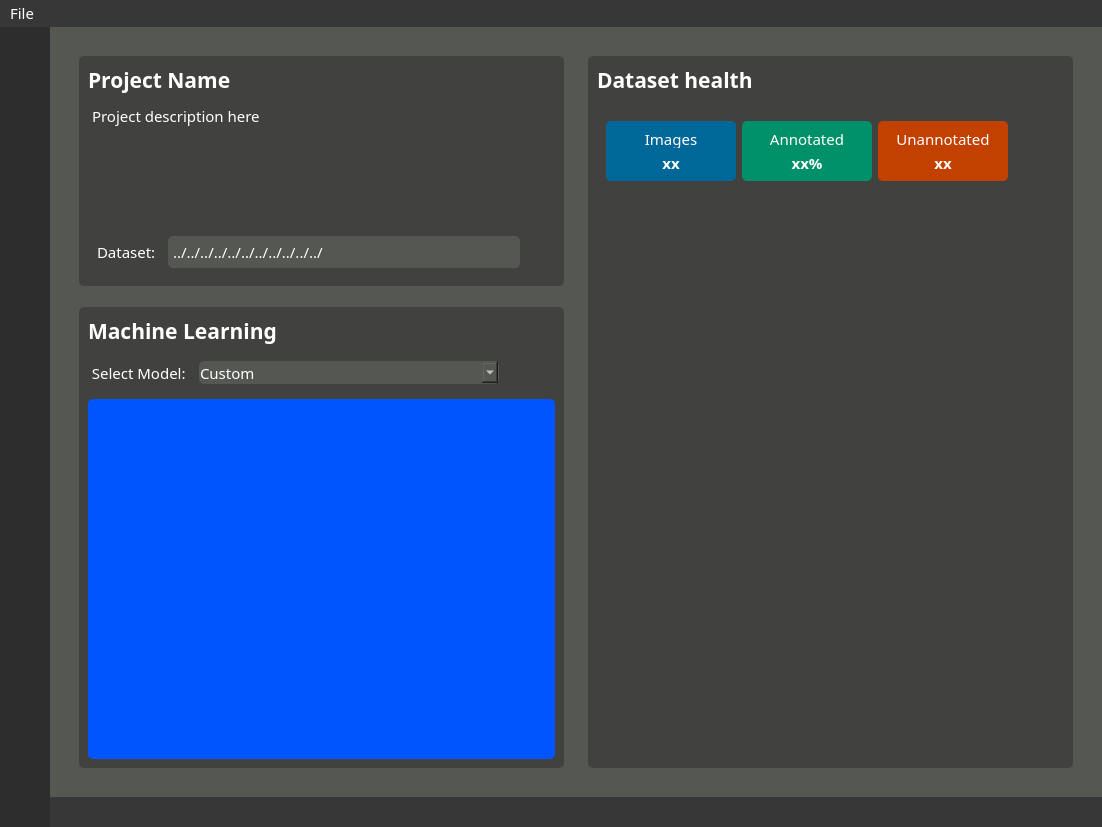
First picture: the form in yoloAnt.ui, repository Lachie1011/YoloAnt, before the edit.
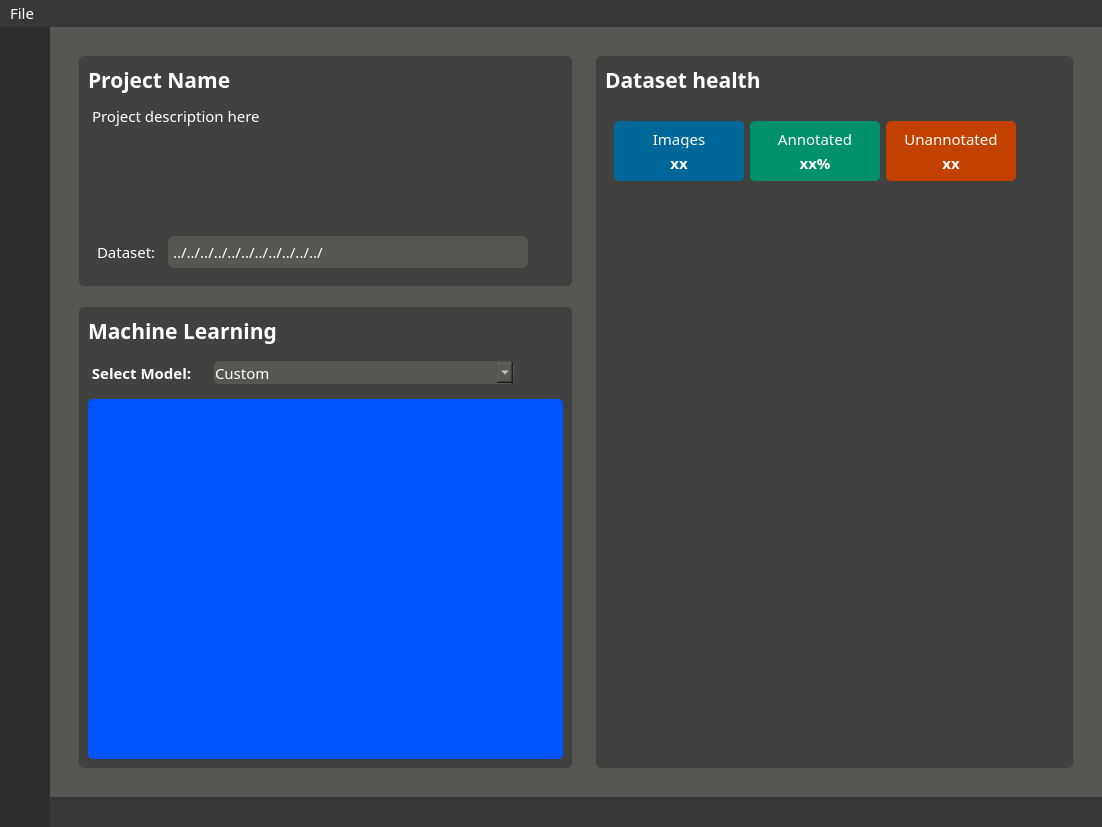
Second picture: the form after the edit. The open tabs and pages were chosen to show the change. Icons and pictures are not drawn. Custom widgets are drawn as their Qt base class.

Commit message: quality of life

What changed in the file:
```diff
--- a/yoloAnt.ui
+++ b/yoloAnt.ui
@@ -1405,9 +1405,9 @@
                     <font>
                      <family>Gotham Rounded</family>
                      <pointsize>11</pointsize>
-                     <weight>9</weight>
+                     <weight>75</weight>
                      <italic>false</italic>
-                     <bold>false</bold>
+                     <bold>true</bold>
                      <kerning>true</kerning>
                     </font>
                    </property>
@@ -1424,7 +1424,7 @@
                     <string>&lt;!DOCTYPE HTML PUBLIC &quot;-//W3C//DTD HTML 4.0//EN&quot; &quot;http://www.w3.org/TR/REC-html40/strict.dtd&quot;&gt;
 &lt;html&gt;&lt;head&gt;&lt;meta name=&quot;qrichtext&quot; content=&quot;1&quot; /&gt;&lt;style type=&quot;text/css&quot;&gt;
 p, li { white-space: pre-wrap; }
-&lt;/style&gt;&lt;/head&gt;&lt;body style=&quot; font-family:'Gotham Rounded'; font-size:11pt; font-weight:72; font-style:normal;&quot;&gt;
+&lt;/style&gt;&lt;/head&gt;&lt;body style=&quot; font-family:'Gotham Rounded'; font-size:11pt; font-weight:600; font-style:normal;&quot;&gt;
 &lt;p align=&quot;justify&quot; style=&quot; margin-top:0px; margin-bottom:0px; margin-left:0px; margin-right:0px; -qt-block-indent:0; text-indent:0px;&quot;&gt;&lt;span style=&quot; font-weight:96;&quot;&gt;Project description here&lt;/span&gt;&lt;/p&gt;&lt;/body&gt;&lt;/html&gt;</string>
                    </property>
                   </widget>
@@ -1671,7 +1671,7 @@
                       </property>
                       <property name="minimumSize">
                        <size>
-                        <width>105</width>
+                        <width>120</width>
                         <height>0</height>
                        </size>
                       </property>
@@ -1685,9 +1685,9 @@
                        <font>
                         <family>Gotham Rounded</family>
                         <pointsize>11</pointsize>
-                        <weight>9</weight>
+                        <weight>75</weight>
                         <italic>false</italic>
-                        <bold>false</bold>
+                        <bold>true</bold>
                        </font>
                       </property>
                       <property name="styleSheet">
```
Left out of the diff: 4 changed lines with no effect on the pictures. The commit also changes 1 other file.
